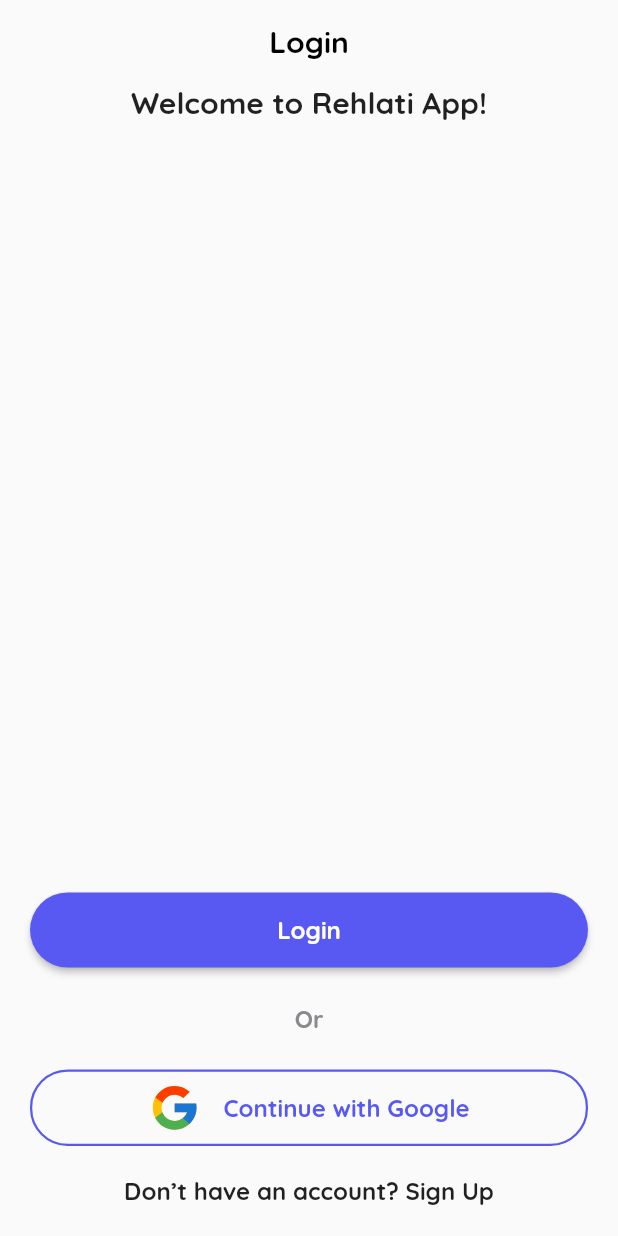
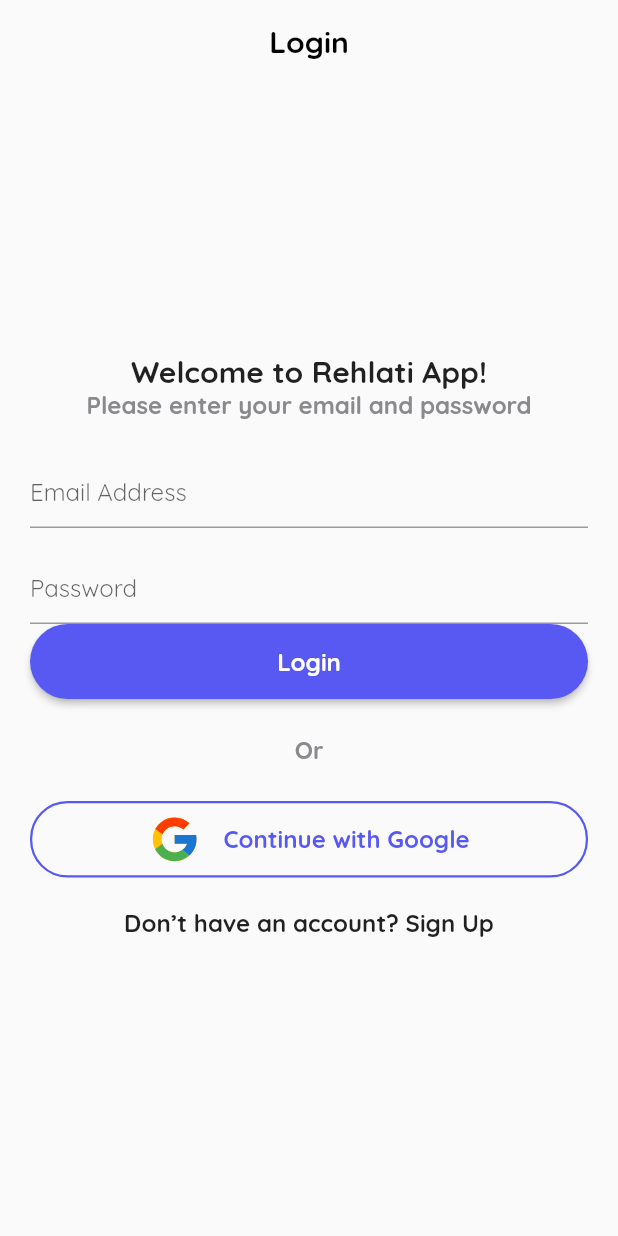
Before and after one commit to emadalhissi/roza, a Flutter app: the screen it shows after launch, on a phone screen of 412 x 824 dp. Run offline on Flutter 3.47's test engine with Material 2 defaults, Android fonts, the phone set to English and light mode, and no system bars; our stand-ins replace firebase_auth, firebase_core, flutter_svg, google_sign_in, shared_preferences, sqflite; accounts and stored records are empty; generated files the repository leaves out were written again.

Commit message:
21/02 v1

```diff
--- a/lib/Screens/auth/login_screen.dart
+++ b/lib/Screens/auth/login_screen.dart
@@ -65,7 +65,30 @@ class _LoginScreenState extends State<LoginScreen> with SnackBarHelper {
                   fontSize: 20,
                 ),
               ),
-              const Spacer(),
+              const Text(
+                'Please enter your email and password',
+                style: TextStyle(
+                  color: Color(0xff8A8A8E),
+                  fontSize: 16,
+                  fontWeight: FontWeight.w600,
+                ),
+                textAlign: TextAlign.center,
+              ),
+              const SizedBox(height: 24),
+              TextField(
+                controller: emailEditingController,
+                decoration: const InputDecoration(
+                  hintText: 'Email Address',
+
+                ),
+              ),
+              const SizedBox(height: 16),
+              TextField(
+                controller: passwordEditingController,
+                decoration: const InputDecoration(
+                  hintText: 'Password',
+                ),
+              ),
               ElevatedButton(
                 onPressed: () {},
                 child: const Padding(
```
